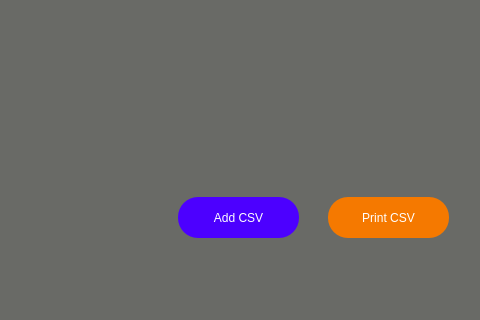
This is qt/IE0217/mainwindow.ui in Jams1001/Proyecto_IE0217 as Qt 5 draws it before an edit; both pictures show x 312 to 792 and y 253 to 573 of the 792 by 573 pixel window. The edited form follows.
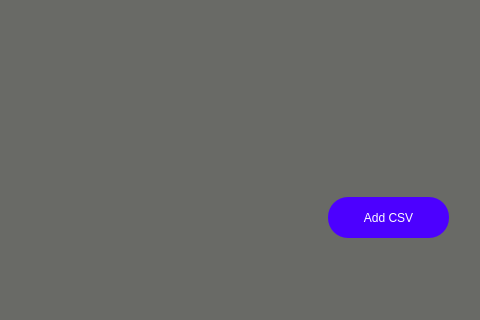
This is the edited form. The open tabs and pages were chosen to show the change.

The edit to the form file:
```diff
--- a/qt/IE0217/mainwindow.ui
+++ b/qt/IE0217/mainwindow.ui
@@ -1871,7 +1871,7 @@
      <widget class="QPushButton" name="pushButtonAddCSV_ScheduleGenerator">
       <property name="geometry">
        <rect>
-        <x>490</x>
+        <x>640</x>
         <y>450</y>
         <width>121</width>
         <height>41</height>
@@ -1886,24 +1886,6 @@
        <string>Add CSV</string>
       </property>
      </widget>
-     <widget class="QPushButton" name="pushButtonPrintCSV_ScheduleGenerator">
-      <property name="geometry">
-       <rect>
-        <x>640</x>
-        <y>450</y>
-        <width>121</width>
-        <height>41</height>
-       </rect>
-      </property>
-      <property name="styleSheet">
-       <string notr="true">background-color: rgb(245, 121, 0);
-color: rgb(255, 255, 255);
-border-radius: 20px;</string>
-      </property>
-      <property name="text">
-       <string>Print CSV</string>
-      </property>
-     </widget>
      <widget class="QFrame" name="frame_6">
       <property name="geometry">
        <rect>
```
Left out of the diff: 10 changed lines with no effect on the pictures.
